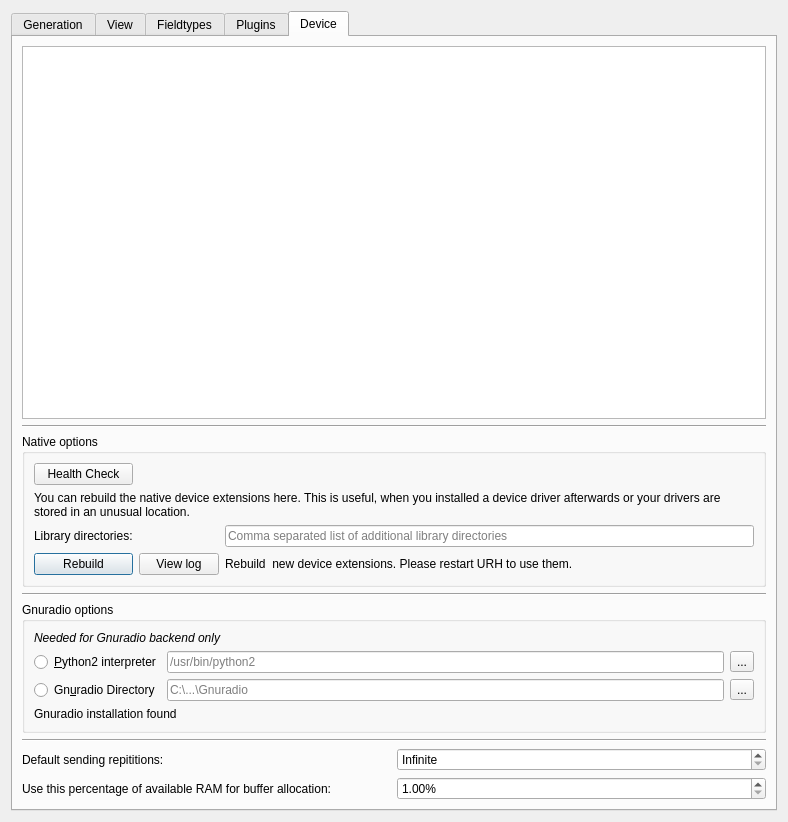
The window that data/ui/options.ui (jopohl/urh) describes before a commit, drawn with Qt 5.
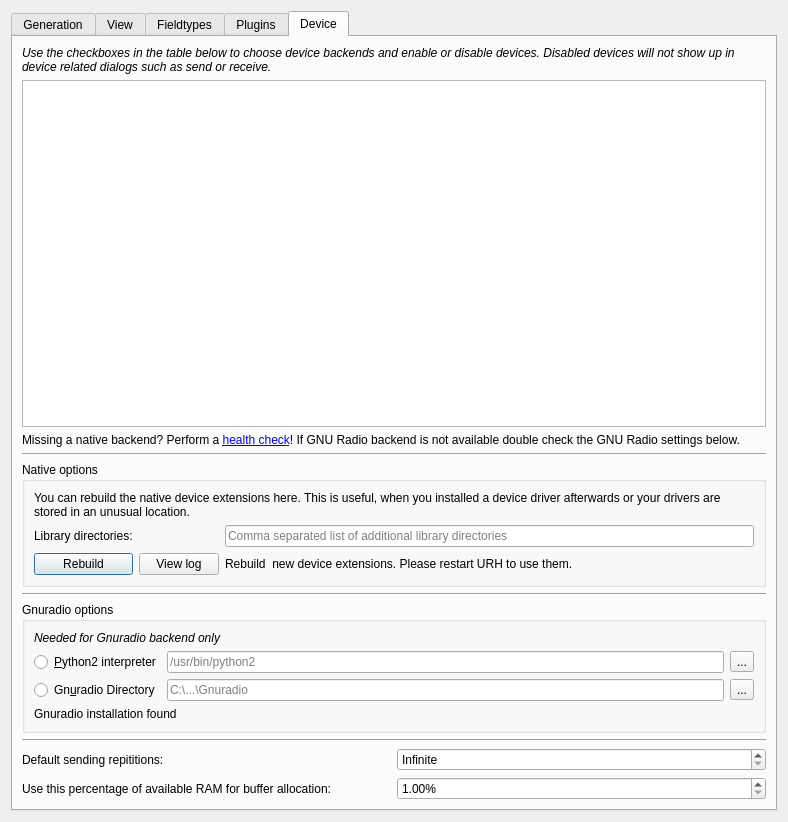
The same window after the commit. Icons and pictures are not drawn. Custom widgets are drawn as their Qt base class.

Commit message: optimize device table flags

```diff
--- a/data/ui/options.ui
+++ b/data/ui/options.ui
@@ -310,6 +310,24 @@
        <string>Device</string>
       </attribute>
       <layout class="QVBoxLayout" name="verticalLayout_8">
+       <item>
+        <widget class="QLabel" name="labelInfoDeviceTable">
+         <property name="font">
+          <font>
+           <italic>true</italic>
+          </font>
+         </property>
+         <property name="toolTip">
+          <string/>
+         </property>
+         <property name="text">
+          <string>&lt;html&gt;&lt;head/&gt;&lt;body&gt;&lt;p&gt;Use the checkboxes in the table below to choose device backends and enable or disable devices. Disabled devices will not show up in device related dialogs such as send or receive.&lt;/p&gt;&lt;/body&gt;&lt;/html&gt;</string>
+         </property>
+         <property name="wordWrap">
+          <bool>true</bool>
+         </property>
+        </widget>
+       </item>
        <item>
         <widget class="QTableView" name="tblDevices">
          <property name="alternatingRowColors">
@@ -326,6 +344,21 @@
          </attribute>
         </widget>
        </item>
+       <item>
+        <widget class="QLabel" name="labelDeviceMissingInfo">
+         <property name="font">
+          <font>
+           <italic>false</italic>
+          </font>
+         </property>
+         <property name="text">
+          <string>&lt;html&gt;&lt;head/&gt;&lt;body&gt;&lt;p&gt;Missing a native backend? Perform a &lt;a href=&quot;health_check&quot;&gt;&lt;span style=&quot; text-decoration: underline; color:#0000ff;&quot;&gt;health check&lt;/span&gt;&lt;/a&gt;! If GNU Radio backend is not available double check the GNU Radio settings below.&lt;/p&gt;&lt;/body&gt;&lt;/html&gt;</string>
+         </property>
+         <property name="wordWrap">
+          <bool>true</bool>
+         </property>
+        </widget>
+       </item>
        <item>
         <widget class="Line" name="line">
          <property name="orientation">
@@ -401,26 +434,6 @@
             </property>
            </widget>
           </item>
-          <item row="1" column="0">
-           <widget class="QPushButton" name="btnHealthCheck">
-            <property name="sizePolicy">
-             <sizepolicy hsizetype="Minimum" vsizetype="Fixed">
-              <horstretch>0</horstretch>
-              <verstretch>0</verstretch>
-             </sizepolicy>
-            </property>
-            <property name="toolTip">
-             <string>Perform a health check for native device extensions.</string>
-            </property>
-            <property name="text">
-             <string>Health Check</string>
-            </property>
-            <property name="icon">
-             <iconset theme="heart">
-              <normaloff>.</normaloff>.</iconset>
-            </property>
-           </widget>
-          </item>
          </layout>
         </widget>
        </item>
```
Left out of the diff: 12 changed lines with no effect on the pictures. The commit also changes 2 other files.
